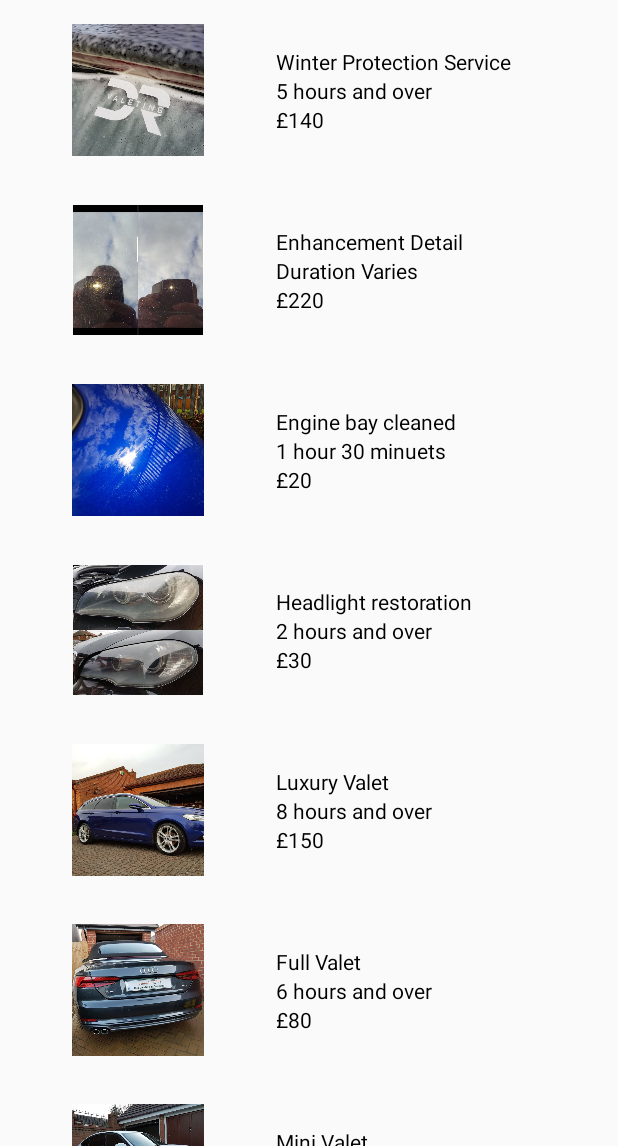
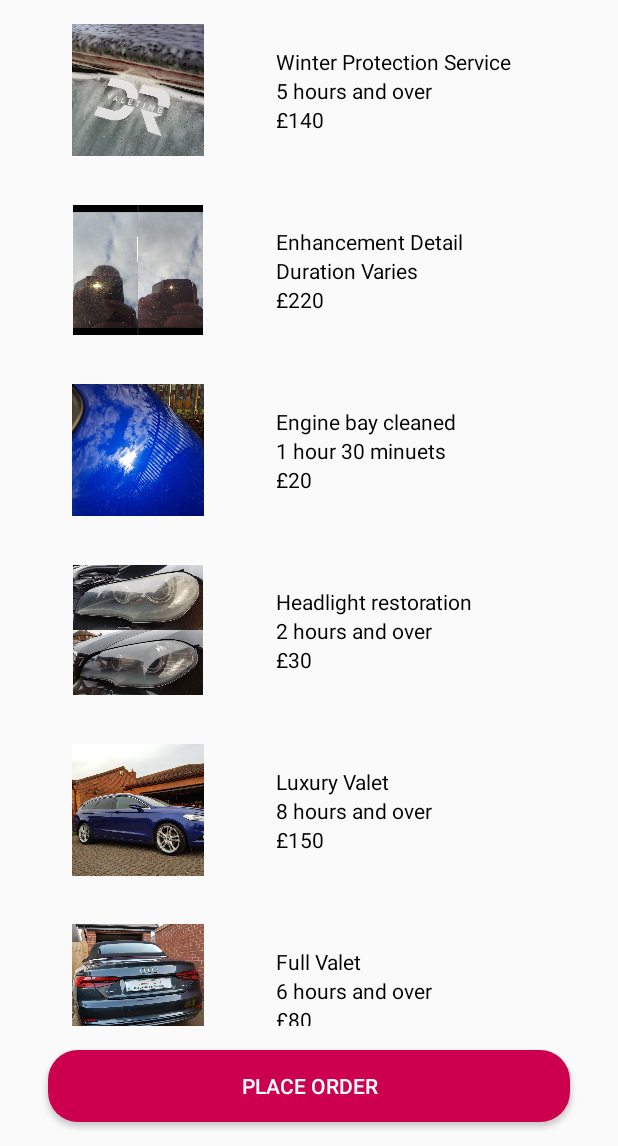
Before and after one commit to mattioso/Autoclean, an Android app: the ServiceSelectionActivity screen opened directly, with no data from a screen before it, on a phone screen of 412 x 824 dp, the part 90-1236 px from its top. Run offline under Robolectric (Android 15) with nearby library versions, the phone set to English and light mode, and no system bars.

Commit message:
Allow for multiple selections on the services screen

```diff
--- /dev/null
+++ b/app/src/main/java/uk/co/appoly/autoclean/SavedServices.java
@@ -0,0 +1,4 @@
+package uk.co.appoly.autoclean;
+
+public class SavedServices {
+}
--- a/app/src/main/java/uk/co/appoly/autoclean/ServiceSelectionActivity.java
+++ b/app/src/main/java/uk/co/appoly/autoclean/ServiceSelectionActivity.java
@@ -8,7 +8,9 @@ import android.content.Intent;
 import android.os.Bundle;
 import android.util.Log;
 import android.view.View;
+import android.widget.Button;
 
+import java.util.ArrayList;
 import java.util.List;
 
 import static java.security.AccessController.getContext;
@@ -20,7 +22,12 @@ public class ServiceSelectionActivity extends AppCompatActivity implements Servi
 
     private List<ServiceModel> serviceTypes;
 
-    public static String SERVICE_TITLE = "SERVICE_TITLE";
+    public static String SERVICE_BUNDLE = "SERVICE_BUNDLE";
+    public static String SERVICES = "SERVICES";
+
+    public ArrayList<String> returningServices = new ArrayList<>();
+
+    private Button returnButton;
 
     @Override
     protected void onCreate(Bundle savedInstanceState) {
@@ -39,13 +46,24 @@ public class ServiceSelectionActivity extends AppCompatActivity implements Servi
         mAdapter.setClickListener(this);
         recyclerView.setAdapter(mAdapter);
 
+        returnButton = findViewById(R.id.placeOrderButton);
+
+        returnButton.setOnClickListener((v) -> {
+
+            Bundle extra = new Bundle();
+            extra.putStringArrayList(SERVICES, returningServices);
+
+            Intent resultData = new Intent();
+            resultData.putExtra(SERVICE_BUNDLE, extra);
+            setResult(RESULT_OK, resultData);
+            finish();
+
+        });
+
     }
 
     @Override
     public void onItemClick(View view, int position) {
-        Intent resultData = new Intent();
-        resultData.putExtra(SERVICE_TITLE, serviceTypes.get(position).title);
-        setResult(RESULT_OK, resultData);
-        finish();
+        returningServices.add(serviceTypes.get(position).title);
     }
 }
--- a/app/src/main/res/layout/activity_service_selection.xml
+++ b/app/src/main/res/layout/activity_service_selection.xml
@@ -5,6 +5,34 @@
     android:layout_width="match_parent"
     android:layout_height="match_parent"
     tools:context=".ServiceSelectionActivity">
+
+    <androidx.recyclerview.widget.RecyclerView
+        android:id="@+id/servicesView"
+        android:layout_width="match_parent"
+        android:layout_height="0dp"
+        android:layout_marginBottom="16dp"
+        app:layout_constraintBottom_toTopOf="@+id/placeOrderButton"
+        app:layout_constraintEnd_toEndOf="parent"
+        app:layout_constraintStart_toStartOf="parent"
+        app:layout_constraintTop_toBottomOf="@+id/bannerTextView">
+
+    </androidx.recyclerview.widget.RecyclerView>
+
+    <Button
+        android:id="@+id/placeOrderButton"
+        android:layout_width="0dp"
+        android:layout_height="wrap_content"
+        android:layout_marginStart="32dp"
+        android:layout_marginEnd="32dp"
+        android:layout_marginBottom="16dp"
+        android:background="@drawable/round_shape"
+        android:text="Place Order"
+        app:layout_constraintBottom_toBottomOf="parent"
+        app:layout_constraintEnd_toEndOf="parent"
+        app:layout_constraintHorizontal_bias="0.0"
+        app:layout_constraintStart_toStartOf="parent"
+        android:backgroundTint="#CC004E"
+        android:textColor="#FFFFFFFF"/>
 
     <androidx.constraintlayout.widget.ConstraintLayout
         android:id="@+id/bannerTextView"
@@ -28,13 +56,4 @@
 
     </androidx.constraintlayout.widget.ConstraintLayout>
 
-    <androidx.recyclerview.widget.RecyclerView
-        android:id="@+id/servicesView"
-        android:layout_width="match_parent"
-        android:layout_height="0dp"
-        app:layout_constraintBottom_toBottomOf="parent"
-        app:layout_constraintEnd_toEndOf="parent"
-        app:layout_constraintStart_toStartOf="parent"
-        app:layout_constraintTop_toBottomOf="@+id/bannerTextView" />
-
 </androidx.constraintlayout.widget.ConstraintLayout>
```
Also changed, not shown: app/src/main/java/uk/co/appoly/autoclean/DataCollectionActivity.java (+14 -1 lines).
